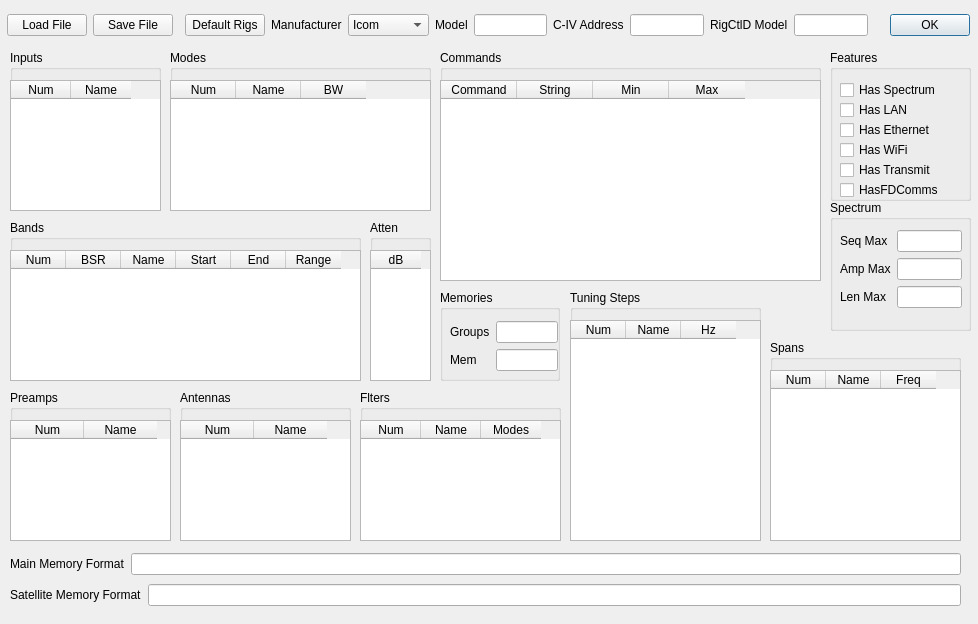
The window that rigcreator.ui (adecarolis/wfweb) describes before a commit, drawn with Qt 5.
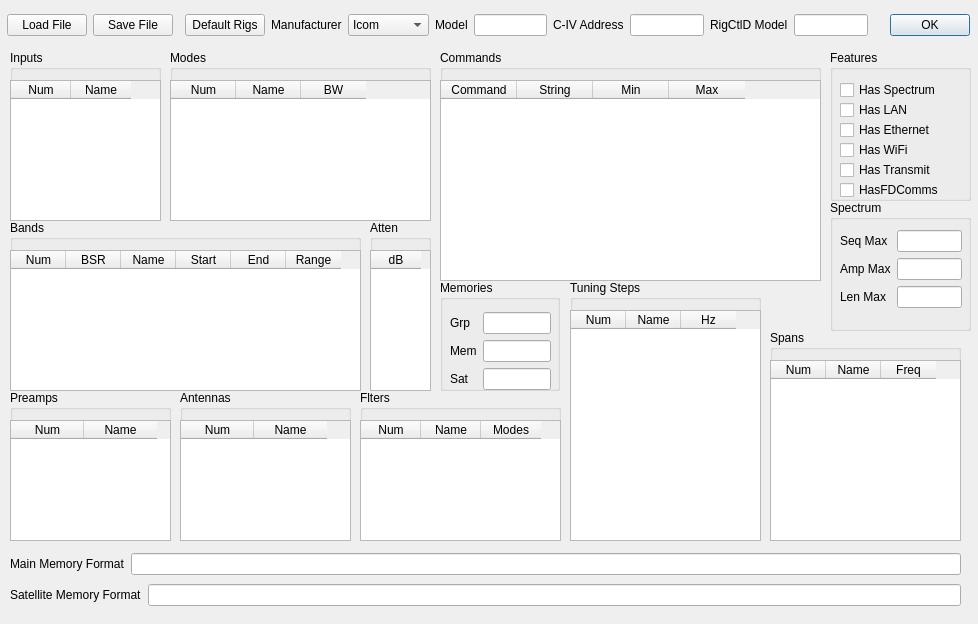
The same window after the commit. Custom widgets are drawn as their Qt base class.

```diff
--- a/rigcreator.ui
+++ b/rigcreator.ui
@@ -230,7 +230,7 @@
      <x>370</x>
      <y>220</y>
      <width>61</width>
-     <height>161</height>
+     <height>171</height>
     </rect>
    </property>
    <property name="title">
@@ -242,7 +242,7 @@
       <x>0</x>
       <y>30</y>
       <width>61</width>
-      <height>131</height>
+      <height>141</height>
      </rect>
     </property>
     <property name="sizePolicy">
@@ -288,7 +288,7 @@
      <x>10</x>
      <y>50</y>
      <width>151</width>
-     <height>161</height>
+     <height>171</height>
     </rect>
    </property>
    <property name="title">
@@ -300,7 +300,7 @@
       <x>0</x>
       <y>30</y>
       <width>151</width>
-      <height>131</height>
+      <height>141</height>
      </rect>
     </property>
     <property name="sizePolicy">
@@ -423,7 +423,7 @@
      <x>10</x>
      <y>220</y>
      <width>351</width>
-     <height>161</height>
+     <height>171</height>
     </rect>
    </property>
    <property name="title">
@@ -435,7 +435,7 @@
       <x>0</x>
       <y>30</y>
       <width>351</width>
-      <height>131</height>
+      <height>141</height>
      </rect>
     </property>
     <property name="sizePolicy">
@@ -512,7 +512,7 @@
      <x>170</x>
      <y>50</y>
      <width>261</width>
-     <height>161</height>
+     <height>171</height>
     </rect>
    </property>
    <property name="title">
@@ -524,7 +524,7 @@
       <x>0</x>
       <y>30</y>
       <width>261</width>
-      <height>131</height>
+      <height>141</height>
      </rect>
     </property>
     <property name="sizePolicy">
@@ -820,9 +820,9 @@
    <property name="geometry">
     <rect>
      <x>570</x>
-     <y>290</y>
+     <y>280</y>
      <width>191</width>
-     <height>251</height>
+     <height>261</height>
     </rect>
    </property>
    <property name="title">
@@ -834,7 +834,7 @@
       <x>0</x>
       <y>30</y>
       <width>191</width>
-      <height>221</height>
+      <height>231</height>
      </rect>
     </property>
     <property name="sizePolicy">
@@ -959,9 +959,9 @@
    <property name="geometry">
     <rect>
      <x>770</x>
-     <y>340</y>
+     <y>330</y>
      <width>191</width>
-     <height>201</height>
+     <height>211</height>
     </rect>
    </property>
    <property name="title">
@@ -973,7 +973,7 @@
       <x>0</x>
       <y>30</y>
       <width>191</width>
-      <height>171</height>
+      <height>181</height>
      </rect>
     </property>
     <property name="sizePolicy">
@@ -1030,9 +1030,9 @@
    <property name="geometry">
     <rect>
      <x>440</x>
-     <y>290</y>
+     <y>280</y>
      <width>120</width>
-     <height>91</height>
+     <height>111</height>
     </rect>
    </property>
    <property name="title">
@@ -1042,16 +1042,16 @@
     <property name="geometry">
      <rect>
       <x>10</x>
-      <y>31</y>
-      <width>108</width>
-      <height>52</height>
+      <y>32</y>
+      <width>101</width>
+      <height>80</height>
      </rect>
     </property>
     <layout class="QFormLayout" name="formLayout">
      <item row="0" column="0">
       <widget class="QLabel" name="label_8">
        <property name="text">
-        <string>Groups</string>
+        <string>Grp</string>
        </property>
       </widget>
      </item>
@@ -1076,6 +1076,16 @@
        </property>
       </widget>
      </item>
+     <item row="2" column="1">
+      <widget class="QLineEdit" name="satMemories"/>
+     </item>
+     <item row="2" column="0">
+      <widget class="QLabel" name="label_12">
+       <property name="text">
+        <string>Sat</string>
+       </property>
+      </widget>
+     </item>
     </layout>
    </widget>
   </widget>
```
